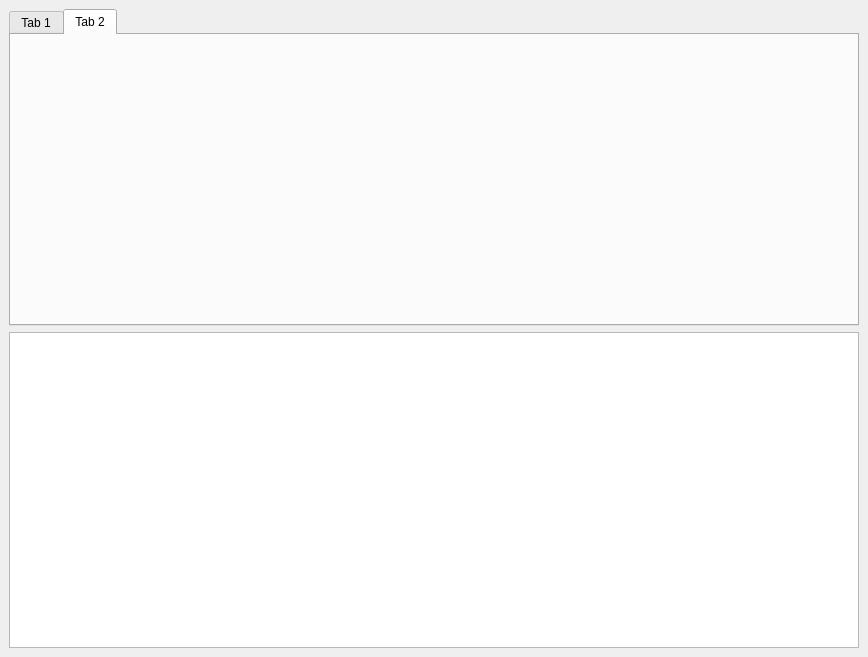
Above: lui_testing/py3_pyside2_n_dui2/manage_users/simple.ui from luisodls/dui_prototyping before the change. Below: the same form after it.
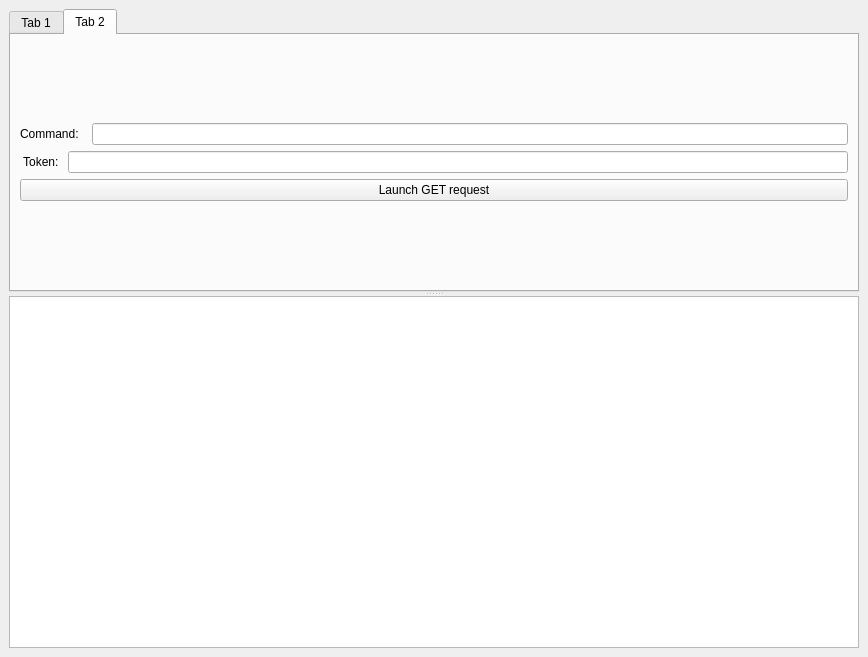
That is the form after the change. The open tabs and pages were chosen to show the change.

Commit message: building layout for http GET request in autentication app

```diff
--- a/lui_testing/py3_pyside2_n_dui2/manage_users/simple.ui
+++ b/lui_testing/py3_pyside2_n_dui2/manage_users/simple.ui
@@ -14,8 +14,12 @@
    <string>MainWindow</string>
   </property>
   <widget class="QWidget" name="HtmlWidget">
-   <layout class="QVBoxLayout" name="verticalLayout">
-    <item>
+   <layout class="QGridLayout" name="gridLayout_3">
+    <item row="0" column="0">
+     <widget class="QSplitter" name="splitter">
+      <property name="orientation">
+       <enum>Qt::Vertical</enum>
+      </property>
      <widget class="QTabWidget" name="tabWidget">
       <property name="currentIndex">
        <number>0</number>
@@ -24,8 +28,8 @@
        <attribute name="title">
         <string>Tab 1</string>
        </attribute>
-       <layout class="QGridLayout" name="gridLayout">
-        <item row="3" column="0">
+        <layout class="QGridLayout" name="gridLayout_2">
+         <item row="0" column="0">
          <layout class="QVBoxLayout" name="verticalLayout_2">
           <item>
            <layout class="QHBoxLayout" name="horizontalLayout_3">
@@ -84,11 +88,51 @@
        <attribute name="title">
         <string>Tab 2</string>
        </attribute>
-      </widget>
+        <layout class="QGridLayout" name="gridLayout">
+         <item row="0" column="0">
+          <layout class="QVBoxLayout" name="verticalLayout_3">
+           <item>
+            <layout class="QHBoxLayout" name="horizontalLayout_4">
+             <item>
+              <widget class="QLabel" name="label_4">
+               <property name="text">
+                <string>Command:  </string>
+               </property>
+              </widget>
+             </item>
+             <item>
+              <widget class="QLineEdit" name="GetCommadEdit"/>
+             </item>
+            </layout>
+           </item>
+           <item>
+            <layout class="QHBoxLayout" name="horizontalLayout_5">
+             <item>
+              <widget class="QLabel" name="label_5">
+               <property name="text">
+                <string> Token: </string>
+               </property>
      </widget>
     </item>
     <item>
+              <widget class="QLineEdit" name="LineEditToken"/>
+             </item>
+            </layout>
+           </item>
+           <item>
+            <widget class="QPushButton" name="GetButton">
+             <property name="text">
+              <string>Launch GET request</string>
+             </property>
+            </widget>
+           </item>
+          </layout>
+         </item>
+        </layout>
+       </widget>
+      </widget>
      <widget class="QTextEdit" name="TextOut"/>
+     </widget>
     </item>
    </layout>
   </widget>
```
Left out of the diff: 6 changed lines with no effect on the pictures. Lines whose indentation alone changed are shown as unchanged. The commit also changes 1 other file.
